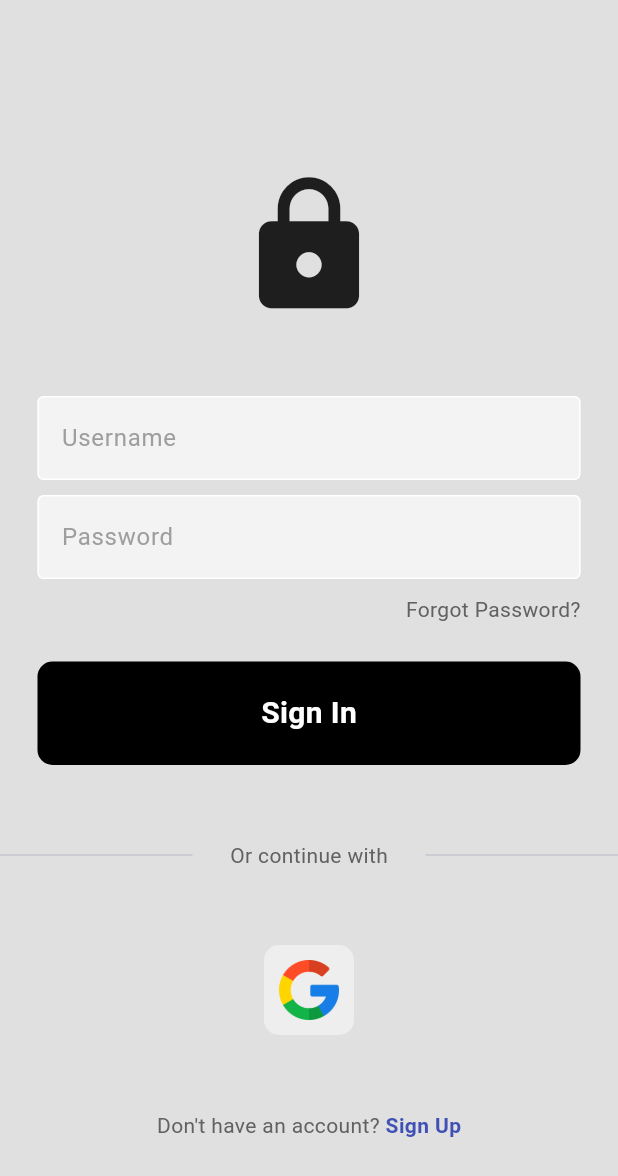
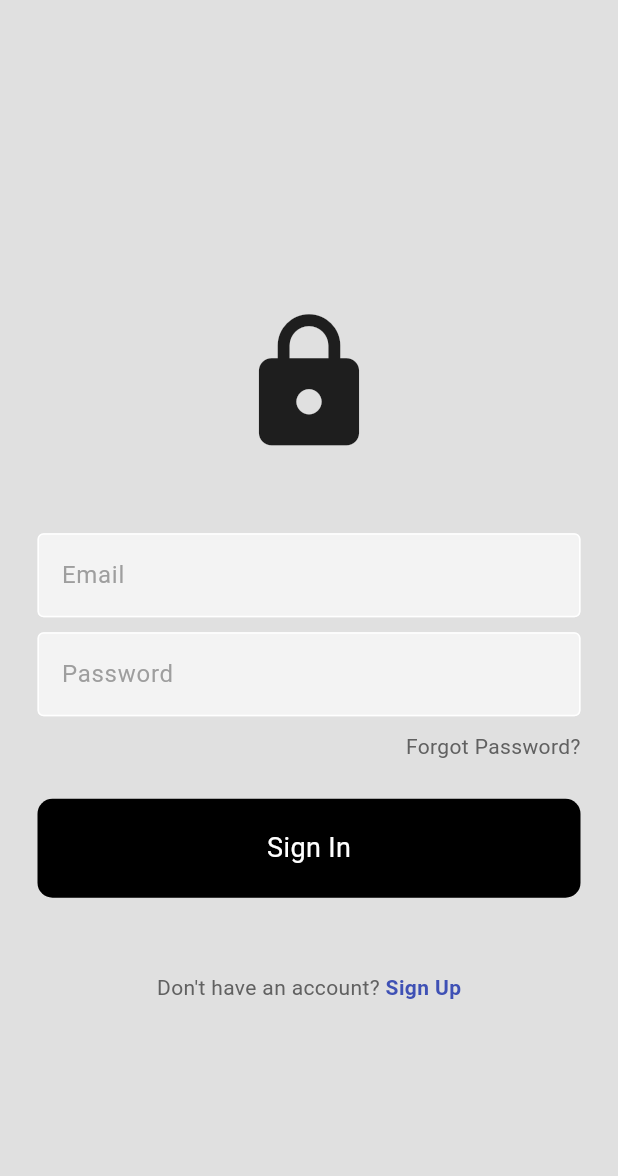
Before and after one commit to plramoss/flutter_auth, a Flutter app: the screen it shows after launch, after a tap on "Sign In", on a phone screen of 412 x 824 dp. Shown: the top 1176 px of the screen. Run offline on Flutter 3.47's test engine with Material 3 defaults, Android fonts, the phone set to English and light mode, and no system bars; our stand-ins replace firebase_auth, firebase_core; accounts and stored records are empty; network calls fail.

Commit message:
login + register completed

```diff
--- a/lib/components/custom_button.dart
+++ b/lib/components/custom_button.dart
@@ -3,8 +3,13 @@ import 'package:flutter/material.dart';
 class CustomButton extends StatelessWidget {
 
   final Function()? onTap;
+  final String text;
 
-  const CustomButton({super.key, required this.onTap});
+  const CustomButton({
+    super.key,
+    required this.onTap,
+    required this.text
+  });
 
   @override
   Widget build(BuildContext context) {
@@ -17,13 +22,12 @@ class CustomButton extends StatelessWidget {
           borderRadius: BorderRadius.circular(10),
           color: Colors.black,
         ),
-        child: const Center(
+        child: Center(
           child: Text(
-            'Sign In',
-            style: TextStyle(
+            text,
+            style: const TextStyle(
               color: Colors.white,
-              fontSize: 20,
-              fontWeight: FontWeight.bold,
+              fontSize: 18,
             ),
           ),
         ),
--- a/lib/main.dart
+++ b/lib/main.dart
@@ -1,7 +1,13 @@
 import 'package:flutter/material.dart';
-import 'package:flutter_auth/pages/login.dart';
+import 'package:flutter_auth/pages/auth.dart';
+import 'package:firebase_core/firebase_core.dart';
+import 'firebase_options.dart';
 
-void main() {
+void main() async{
+  WidgetsFlutterBinding.ensureInitialized();
+  await Firebase.initializeApp(
+    options: DefaultFirebaseOptions.currentPlatform,
+  );
   runApp(const MyApp());
 }
 
@@ -11,10 +17,10 @@ class MyApp extends StatelessWidget {
   // This widget is the root of your application.
   @override
   Widget build(BuildContext context) {
-    return MaterialApp(
+    return const MaterialApp(
       title: 'Flutter Demo',
       debugShowCheckedModeBanner: false,
-      home: Login(),
+      home: AuthPage(),
     );
   }
 }
--- /dev/null
+++ b/lib/pages/auth.dart
@@ -0,0 +1,25 @@
+import 'package:firebase_auth/firebase_auth.dart';
+import 'package:flutter/material.dart';
+import 'package:flutter_auth/pages/home.dart';
+import 'package:flutter_auth/pages/login_or_register.dart';
+
+class AuthPage extends StatelessWidget {
+  const AuthPage({super.key});
+
+  @override
+  Widget build(BuildContext context) {
+    return Scaffold(
+      body: StreamBuilder<User?>(
+        stream: FirebaseAuth.instance.authStateChanges(),
+        builder: (context, snapshot) {
+          //user logged in
+          if (snapshot.hasData) {
+            return HomePage();
+          } else {
+            return const LoginOrRegister();
+          }
+        }
+      )
+    );
+  }
+}
--- a/lib/pages/login.dart
+++ b/lib/pages/login.dart
@@ -1,21 +1,82 @@
+import 'package:firebase_auth/firebase_auth.dart';
 import 'package:flutter/material.dart';
 import 'package:flutter_auth/components/custom_button.dart';
 import 'package:flutter_auth/components/custom_textfield.dart';
 import 'package:flutter_auth/components/square_tile.dart';
 
-class Login extends StatelessWidget {
-  Login({super.key});
+class LoginPage extends StatefulWidget {
+  final Function()? onTap;
+  const LoginPage({super.key, required this.onTap});
 
-  final usernameController = TextEditingController();
+  @override
+  State<LoginPage> createState() => _LoginPageState();
+}
+
+class _LoginPageState extends State<LoginPage> {
+
+  final emailController = TextEditingController();
   final passwordController = TextEditingController();
+
+  void signIn() async{
+    showDialog(
+      context: context,
+      builder: (context) => const Center(child: CircularProgressIndicator(),
+      )
+    );
+
+    try {
+      await FirebaseAuth.instance.signInWithEmailAndPassword(
+        email: emailController.text,
+        password: passwordController.text,
+      );
+      Navigator.pop(context);
+    } on FirebaseAuthException catch (e){
+      Navigator.pop(context);
+      if (e.code == 'invalid-credential') {
+        loginError();
+      }
+    }
+  }
+
+  void loginError() {
+    showDialog(
+      context: context,
+      builder: (context) => AlertDialog(
+        title: const Center(
+          child: Icon(
+            Icons.error,
+            color: Colors.red,
+            size: 75,
+          ),
+        ),
+        content: const Center(
+          heightFactor: 1.5,
+          child: Text(
+            'Invalid credentials',
+            textAlign: TextAlign.center,
+            style: TextStyle(
+              fontSize: 20,
+              fontWeight: FontWeight.bold,
+            ),
+          ),
+        ),
+        actions: [
+          TextButton(
+            onPressed: () => Navigator.pop(context),
+            child: const Text('OK'),
+          ),
+        ],
+      ),
+    );
+  }
 
   @override
   Widget build(BuildContext context) {
-    void signIn(){}
     return Scaffold(
       backgroundColor: Colors.grey.shade300,
       body: SafeArea(
         child: Center(
+          child: SingleChildScrollView(
             child: Column(
               crossAxisAlignment: CrossAxisAlignment.center,
               mainAxisAlignment: MainAxisAlignment.center,
@@ -27,8 +88,8 @@ class Login extends StatelessWidget {
                 ),
                 const SizedBox(height: 50),
                 CustomTextField(
-                controller: usernameController,
-                hintText: 'Username',
+                  controller: emailController,
+                  hintText: 'Email',
                   obscureText: false,
                 ),
                 const SizedBox(height: 10),
@@ -53,50 +114,31 @@ class Login extends StatelessWidget {
                   ),
                 ),
                 const SizedBox(height: 25),
-              CustomButton(onTap: signIn),
+                CustomButton(onTap: signIn, text: 'Sign In'),
                 const SizedBox(height: 50),
-              const Row(
-                children: [
-                  Expanded(child: Divider(thickness: 1)),
-                  Padding(
-                    padding: EdgeInsets.symmetric(horizontal: 25.0),
-                    child: Text(
-                      'Or continue with',
-                      style: TextStyle(
-                        color: Color(0xFF616161),
-                      ),
-                    ),
-                  ),
-                  Expanded(child: Divider(thickness: 1)),
-                ],
-              ),
-              const SizedBox(height: 50),
-              const Row(
+                Row(
                   mainAxisAlignment: MainAxisAlignment.center,
                   children: [
-                  SquareTile(imagePath: 'lib/images/google.png'),
-                ],
-              ),
-              const SizedBox(height: 50),
-              const Row(
-                mainAxisAlignment: MainAxisAlignment.center,
-                children: [
-                  Text(
+                    const Text(
                       'Don\'t have an account?',
                       style: TextStyle(
                         color: Color(0xFF616161),
                       ),
                     ),
-                  Text(
+                    GestureDetector(
+                      onTap: widget.onTap,
+                      child: const Text(
                         ' Sign Up',
                         style: TextStyle(
                           color: Color(0xFF3F51B5),
                           fontWeight: FontWeight.bold,
                         ),
                       ),
+                    ),
                   ],
                 ),
               ],
+            ),
           ),
         )
       ),
--- /dev/null
+++ b/lib/pages/login_or_register.dart
@@ -0,0 +1,29 @@
+import 'package:flutter/material.dart';
+import 'package:flutter_auth/pages/register.dart';
+
+import 'login.dart';
+
+class LoginOrRegister extends StatefulWidget {
+  const LoginOrRegister({super.key});
+
+  @override
+  State<LoginOrRegister> createState() => _LoginOrRegisterState();
+}
+
+class _LoginOrRegisterState extends State<LoginOrRegister> {
+  bool showLoginPage = true;
+
+  void togglePages() {
+    setState(() {
+      showLoginPage = !showLoginPage;
+    });
+  }
+  @override
+  Widget build(BuildContext context) {
+    if(showLoginPage){
+      return LoginPage(onTap: togglePages);
+    } else {
+      return RegisterPage(onTap: togglePages);
+    }
+  }
+}
--- a/pubspec.yaml
+++ b/pubspec.yaml
@@ -35,6 +35,8 @@ dependencies:
   # The following adds the Cupertino Icons font to your application.
   # Use with the CupertinoIcons class for iOS style icons.
   cupertino_icons: ^1.0.6
+  firebase_core: ^2.26.0
+  firebase_auth: ^4.17.7
 
 dev_dependencies:
   flutter_test:
```
Also changed, not shown: lib/pages/home.dart (added, +35 -0 lines), lib/pages/register.dart (added, +151 -0 lines), lib/firebase_options.dart (added), pubspec.lock, 8 other files. Lines whose indentation alone changed are shown as unchanged.
